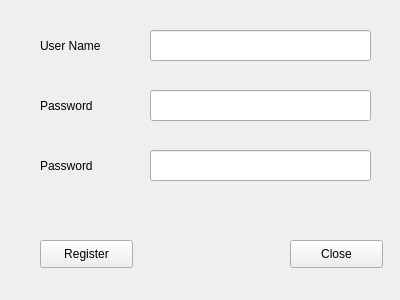
vaishaligawarkar777-pixel/Password_Login_Project, file Add_User/Add_User.ui: the form before one commit.
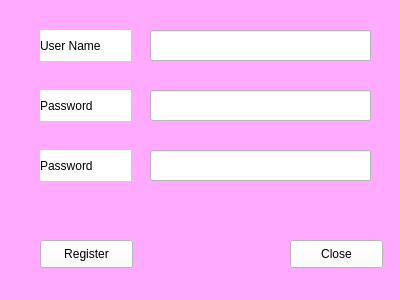
The form after the commit.

Patch:
```diff
--- a/Add_User/Add_User.ui
+++ b/Add_User/Add_User.ui
@@ -20,7 +20,7 @@
    <string>MainWindow</string>
   </property>
   <property name="styleSheet">
-   <string notr="true"/>
+   <string notr="true">background-color: rgb(255, 170, 255);</string>
   </property>
   <widget class="QWidget" name="centralwidget">
    <widget class="QLabel" name="label">
@@ -37,6 +37,7 @@
     </property>
     <property name="styleSheet">
      <string notr="true">font: 10pt &quot;MS Shell Dlg 2&quot;;
+background-color: rgb(255, 255, 255);
 gridline-color: rgb(236, 236, 236);
 border-color: qradialgradient(spread:pad, cx:0.5, cy:0.5, radius:0.5, fx:0.5, fy:0.5, stop:0 rgba(0, 0, 0, 0), stop:0.52 rgba(0, 0, 0, 0), stop:0.565 rgba(82, 121, 76, 33), stop:0.65 rgba(159, 235, 148, 64), stop:0.721925 rgba(255, 238, 150, 129), stop:0.77 rgba(255, 128, 128, 204), stop:0.89 rgba(191, 128, 255, 64), stop:1 rgba(0, 0, 0, 0));</string>
     </property>
@@ -54,7 +55,8 @@
      </rect>
     </property>
     <property name="styleSheet">
-     <string notr="true">font: 10pt &quot;MS Shell Dlg 2&quot;;</string>
+     <string notr="true">font: 10pt &quot;MS Shell Dlg 2&quot;;
+background-color: rgb(255, 255, 255);</string>
     </property>
     <property name="text">
      <string>Password</string>
@@ -70,7 +72,8 @@
      </rect>
     </property>
     <property name="styleSheet">
-     <string notr="true">font: 10pt &quot;MS Shell Dlg 2&quot;;</string>
+     <string notr="true">font: 10pt &quot;MS Shell Dlg 2&quot;;
+background-color: rgb(255, 255, 255);</string>
     </property>
     <property name="text">
      <string>Password</string>
@@ -85,6 +88,9 @@
       <height>31</height>
      </rect>
     </property>
+    <property name="styleSheet">
+     <string notr="true">background-color: rgb(255, 255, 255);</string>
+    </property>
    </widget>
    <widget class="QLineEdit" name="txtpassword">
     <property name="geometry">
@@ -95,6 +101,9 @@
       <height>31</height>
      </rect>
     </property>
+    <property name="styleSheet">
+     <string notr="true">background-color: rgb(255, 255, 255);</string>
+    </property>
     <property name="echoMode">
      <enum>QLineEdit::Password</enum>
     </property>
@@ -108,6 +117,9 @@
       <height>31</height>
      </rect>
     </property>
+    <property name="styleSheet">
+     <string notr="true">background-color: rgb(255, 255, 255);</string>
+    </property>
     <property name="echoMode">
      <enum>QLineEdit::Password</enum>
     </property>
@@ -122,7 +134,8 @@
      </rect>
     </property>
     <property name="styleSheet">
-     <string notr="true">font: 10pt &quot;MS Shell Dlg 2&quot;;</string>
+     <string notr="true">font: 10pt &quot;MS Shell Dlg 2&quot;;
+background-color: rgb(255, 255, 255);</string>
     </property>
     <property name="text">
      <string>Register</string>
@@ -138,7 +151,8 @@
      </rect>
     </property>
     <property name="styleSheet">
-     <string notr="true">font: 10pt &quot;MS Shell Dlg 2&quot;;</string>
+     <string notr="true">font: 10pt &quot;MS Shell Dlg 2&quot;;
+background-color: rgb(255, 255, 255);</string>
     </property>
     <property name="text">
      <string>Close</string>
```
